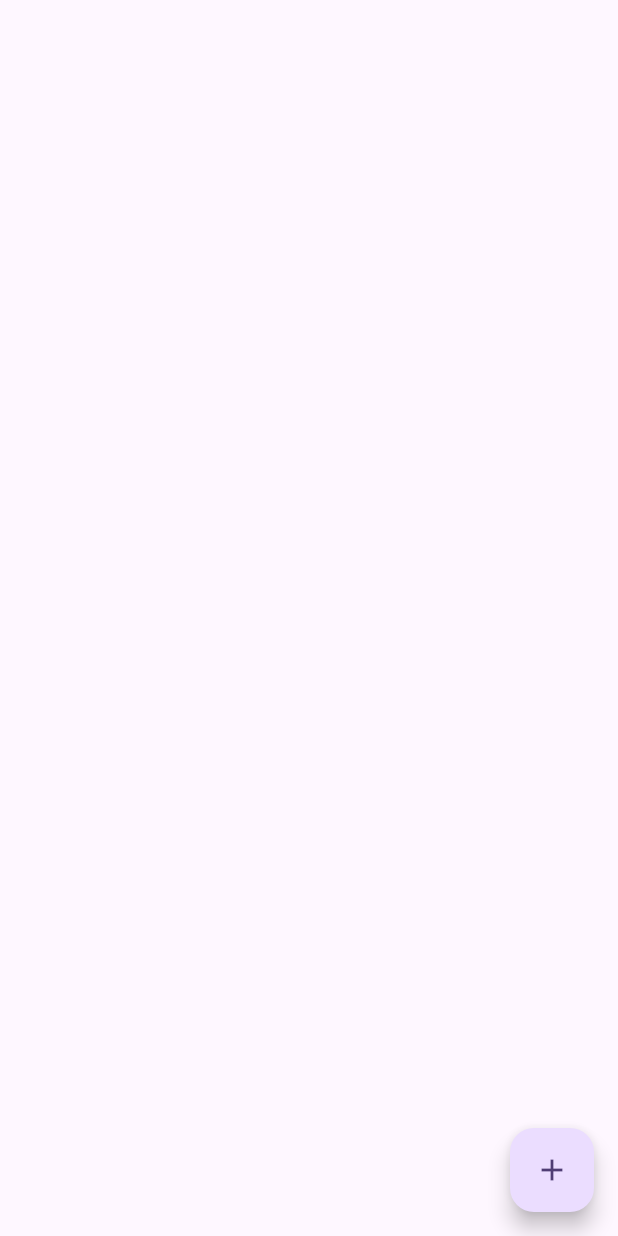
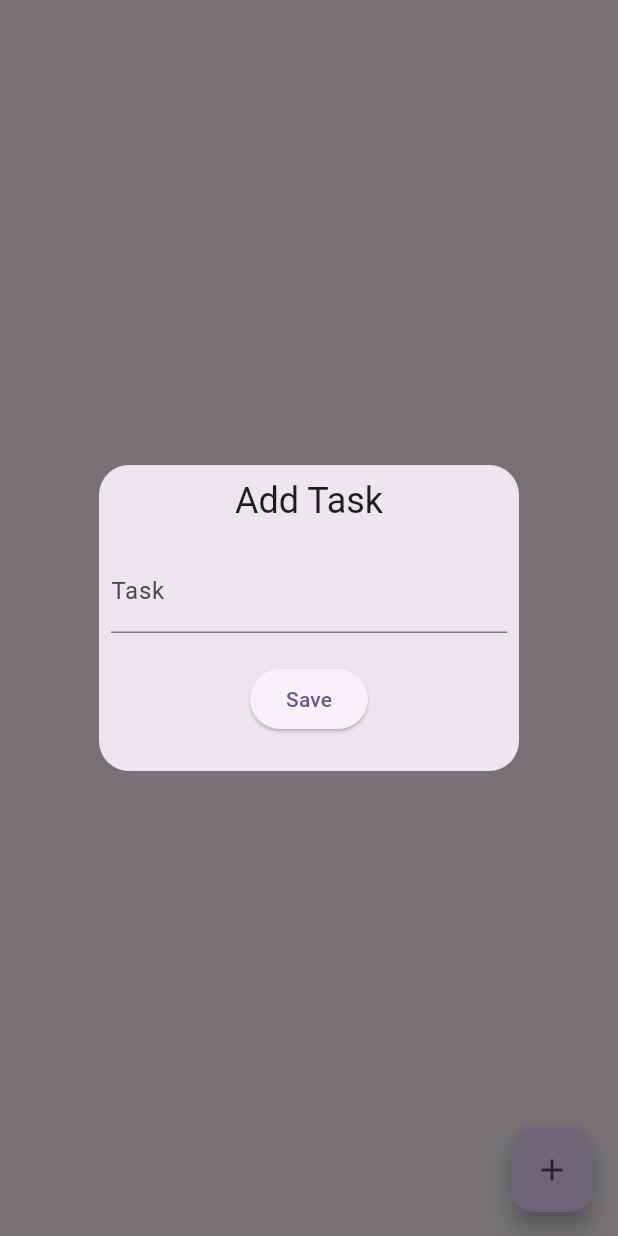
Before and after one commit to Ryuuutaaa/firebase_getX, a Flutter app: the Home screen opened directly, after a tap on the "add" icon, on a phone screen of 412 x 824 dp. Run offline on Flutter 3.47's test engine with Material 3 defaults, Android fonts, the phone set to English and light mode, and no system bars; our stand-ins replace cloud_firestore, firebase_core, flutter_svg, get, introduction_screen; accounts and stored records are empty.

Commit message:
feat: refactor TodoController and Home screen for improved task handling and UI updates

```diff
--- a/lib/controllers/todo_controller.dart
+++ b/lib/controllers/todo_controller.dart
@@ -36,18 +36,17 @@ class TodoController extends GetxController {
       for (var item in _taskSnap.docs) {
         taskList.add(
           TaskModel(
-            item.id,
+            id: item.id,
             task: item['task'],
             isDone: item['isDone'],
-            id: '',
           ),
         );
       }
 
       isLoading = false;
-      update(); // Notify UI
+      update();
     } catch (e) {
-      print(e.toString());
+      print("Error getting data: $e");
     }
   }
 }
--- a/lib/screens/home.dart
+++ b/lib/screens/home.dart
@@ -12,11 +12,14 @@ class Home extends StatefulWidget {
 class _HomeState extends State<Home> {
   final _formKey = GlobalKey<FormState>();
   late TextEditingController _taskController;
+  late TodoController todoController;
 
   @override
   void initState() {
     super.initState();
     _taskController = TextEditingController();
+    todoController = Get.find<TodoController>();
+    todoController.getData(); // Hanya dipanggil sekali
   }
 
   @override
@@ -28,37 +31,29 @@ class _HomeState extends State<Home> {
   @override
   Widget build(BuildContext context) {
     return GetBuilder<TodoController>(
-      init: Get.find<TodoController>(),
-      builder: (todoController) {
-        todoController.getData();
+      builder: (controller) {
         return Scaffold(
           body: Center(
-            child: todoController.isLoading
-                ? const SizedBox(
-                    child: CircularProgressIndicator(),
-                  )
+            child: controller.isLoading
+                ? const CircularProgressIndicator()
                 : ListView.builder(
-                    itemCount: todoController.taskList.length,
-                    itemBuilder: (contex, index) {
+                    itemCount: controller.taskList.length,
+                    itemBuilder: (context, index) {
+                      final task = controller.taskList[index];
                       return ListTile(
-                        title: Text(
-                          todoController.taskList[index].task,
-                        ),
+                        title: Text(task.task),
                         trailing: SizedBox(
                           width: 100,
                           child: Row(
                             children: [
                               IconButton(
-                                onPressed: () => addTaskDialog(
-                                    todocontroller,
-                                    'Update Task',
-                                    todoController.taskList[index].id),
-                                icon: Icon(Icons.edit),
+                                icon: const Icon(Icons.edit),
+                                onPressed: () => addTaskDialog(task.id),
                               ),
                               IconButton(
+                                icon:
+                                    const Icon(Icons.delete, color: Colors.red),
                                 onPressed: () => print("delete"),
-                                icon: Icon(Icons.delete),
-                                color: Colors.red,
                               ),
                             ],
                           ),
@@ -68,19 +63,23 @@ class _HomeState extends State<Home> {
                   ),
           ),
           floatingActionButton: FloatingActionButton(
-            child: Icon(Icons.add),
-            onPressed: () async =>
-                await addTaskDialog(todocontroller, "Add Todo", ""),
+            onPressed: () => addTaskDialog(""),
+            child: const Icon(Icons.add),
           ),
         );
       },
     );
   }
 
-  void addTaskDialog(
-      TodoController todocontroller, String title, String id) async {
+  void addTaskDialog(String id) {
+    _taskController.clear();
+    if (id.isNotEmpty) {
+      final task = todoController.taskList.firstWhere((e) => e.id == id);
+      _taskController.text = task.task;
+    }
+
     Get.defaultDialog(
-      title: title,
+      title: id.isEmpty ? "Add Task" : "Update Task",
       content: Form(
         key: _formKey,
         child: Column(
@@ -88,7 +87,7 @@ class _HomeState extends State<Home> {
           children: [
             TextFormField(
               controller: _taskController,
-              decoration: InputDecoration(labelText: 'Task'),
+              decoration: const InputDecoration(labelText: 'Task'),
               validator: (value) {
                 if (value == null || value.isEmpty) {
                   return "Cannot be empty";
@@ -96,9 +95,9 @@ class _HomeState extends State<Home> {
                 return null;
               },
             ),
-            SizedBox(height: 20),
+            const SizedBox(height: 20),
             ElevatedButton(
-              onPressed: addTask,
+              onPressed: () => addTask(id),
               child: const Text("Save"),
             ),
           ],
@@ -107,11 +106,11 @@ class _HomeState extends State<Home> {
     );
   }
 
-  Future<void> addTask() async {
+  Future<void> addTask(String id) async {
     if (_formKey.currentState!.validate()) {
       try {
-        await Get.find<TodoController>()
-            .addTodo(_taskController.text.trim(), false, id);
+        await todoController.addTodo(_taskController.text.trim(), false, id);
+        Get.back();
         _taskController.clear();
       } catch (e) {
         Get.snackbar('Error', 'Failed to save todo: $e');
```
